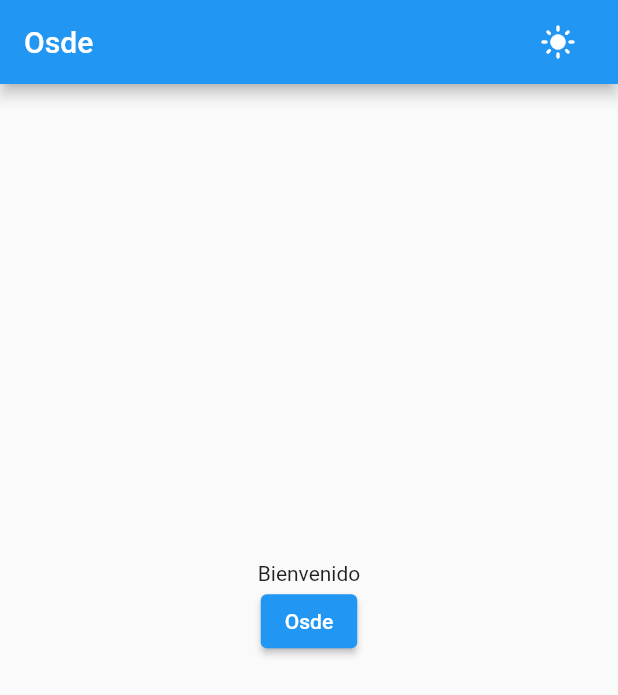
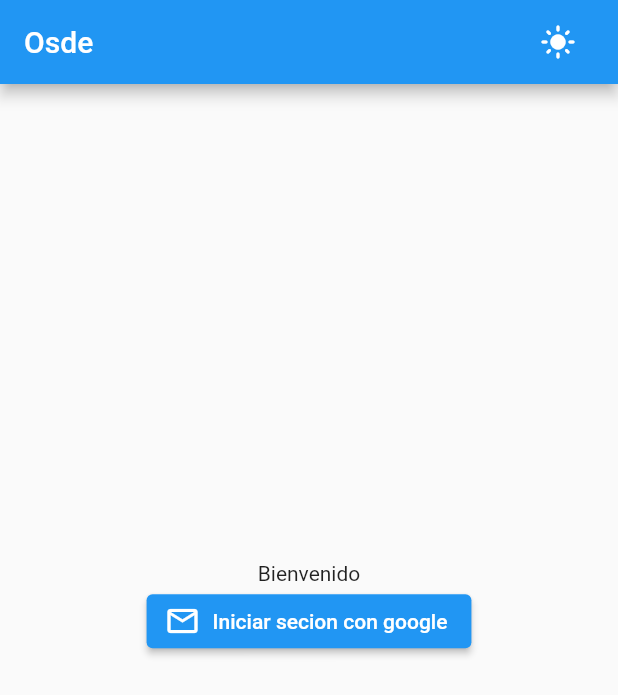
Before and after one commit to Lautaro124/osde_buttons, a Flutter app: the screen it shows after launch, on a phone screen of 412 x 824 dp. Shown: the top 695 px of the screen. Run offline on Flutter 3.47's test engine with Material 2 defaults, Android fonts, the phone set to English and light mode, and no system bars; our stand-ins replace dio, google_sign_in.

Commit message:
Google adding

```diff
--- a/lib/screens/login/login.dart
+++ b/lib/screens/login/login.dart
@@ -1,5 +1,7 @@
 import 'package:flutter/material.dart';
+import 'package:google_sign_in/google_sign_in.dart';
 import 'package:osde_botonera/assets/enums/navigation_route.dart';
+import 'package:osde_botonera/screens/login/utils/google_sign_in.dart';
 
 import '../../widget/generator_screen/screen_generator.dart';
 
@@ -19,14 +21,30 @@
         mainAxisAlignment: MainAxisAlignment.center,
         children: [
           const Text('Bienvenido'),
-          ElevatedButton(
-            onPressed: () {
-              Navigator.pushNamed(context, NavigationRoute.dashboard.route);
-            },
-            child: const Text('Osde'),
+          ElevatedButton.icon(
+            icon: const Icon(Icons.mail_outlined),
+            label: const Text('Iniciar secion con google'),
+            onPressed: signIn,
           )
         ],
       ),
     );
   }
+
+  Future<dynamic> signIn() async {
+    final GoogleSignInAccount? userAcount = await GoogleSignInApi.login();
+
+    redirectDashboard(userAcount!);
+  }
+
+  void redirectDashboard(GoogleSignInAccount user) {
+    List<String> mailsAcepted = ['@ctl', '@osde'];
+
+    for (String value in mailsAcepted) {
+      if (user.email.contains(value)) {
+        Navigator.pushNamed(context, NavigationRoute.dashboard.route);
+        break;
+      }
+    }
+  }
 }
--- /dev/null
+++ b/lib/screens/login/utils/google_sign_in.dart
@@ -0,0 +1,7 @@
+import 'package:google_sign_in/google_sign_in.dart';
+
+class GoogleSignInApi {
+  static final _googleSignIn = GoogleSignIn();
+
+  static Future<GoogleSignInAccount?> login() => _googleSignIn.signIn();
+}
--- a/pubspec.yaml
+++ b/pubspec.yaml
@@ -36,6 +36,7 @@
   cupertino_icons: ^1.0.2
   dio: ^4.0.6
   provider: ^6.0.3
+  google_sign_in: ^5.3.3
 
 dev_dependencies:
   flutter_test:
```
Also changed, not shown: pubspec.lock, 7 other files.
